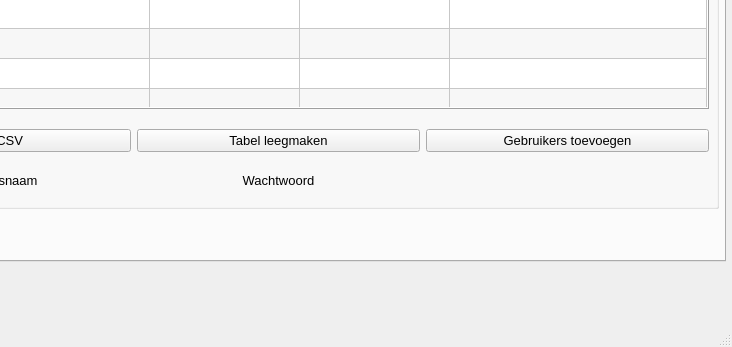
Above: src/resources/ui/main_window.ui from jebr/windows-deployment-tool before the change; both pictures show x 174 to 906 and y 537 to 884 of the 906 by 884 pixel window. Below: the same form after it.
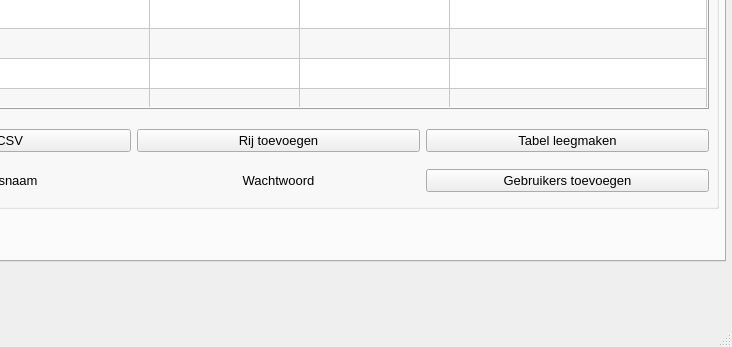
That is the form after the change. The open tabs and pages were chosen to show the change. Icons and pictures are not drawn.

Commit message: [New] #18 add support info

What changed in the file:
```diff
--- a/src/resources/ui/main_window.ui
+++ b/src/resources/ui/main_window.ui
@@ -1682,33 +1682,6 @@
           </property>
          </widget>
         </item>
-        <item row="0" column="2">
-         <widget class="QPushButton" name="pushButton_users_add">
-          <property name="font">
-           <font>
-            <pointsize>10</pointsize>
-           </font>
-          </property>
-          <property name="text">
-           <string>Gebruikers toevoegen</string>
-          </property>
-          <property name="shortcut">
-           <string>Return</string>
-          </property>
-         </widget>
-        </item>
-        <item row="0" column="1">
-         <widget class="QPushButton" name="pushButton_clear_users_table">
-          <property name="font">
-           <font>
-            <pointsize>10</pointsize>
-           </font>
-          </property>
-          <property name="text">
-           <string>Tabel leegmaken</string>
-          </property>
-         </widget>
-        </item>
         <item row="2" column="0">
          <widget class="QPushButton" name="pushButton_info_username">
           <property name="font">
@@ -1730,6 +1703,48 @@
           </property>
          </widget>
         </item>
+        <item row="2" column="2">
+         <widget class="QPushButton" name="pushButton_users_add">
+          <property name="font">
+           <font>
+            <pointsize>10</pointsize>
+           </font>
+          </property>
+          <property name="text">
+           <string>Gebruikers toevoegen</string>
+          </property>
+          <property name="shortcut">
+           <string>Return</string>
+          </property>
+         </widget>
+        </item>
+        <item row="0" column="2">
+         <widget class="QPushButton" name="pushButton_clear_users_table">
+          <property name="font">
+           <font>
+            <pointsize>10</pointsize>
+           </font>
+          </property>
+          <property name="text">
+           <string>Tabel leegmaken</string>
+          </property>
+         </widget>
+        </item>
+        <item row="0" column="1">
+         <widget class="QPushButton" name="pushButton_users_add_row">
+          <property name="font">
+           <font>
+            <pointsize>10</pointsize>
+           </font>
+          </property>
+          <property name="text">
+           <string>Rij toevoegen</string>
+          </property>
+          <property name="shortcut">
+           <string>Return</string>
+          </property>
+         </widget>
+        </item>
        </layout>
       </widget>
      </widget>
```
The commit also changes 2 other files.
